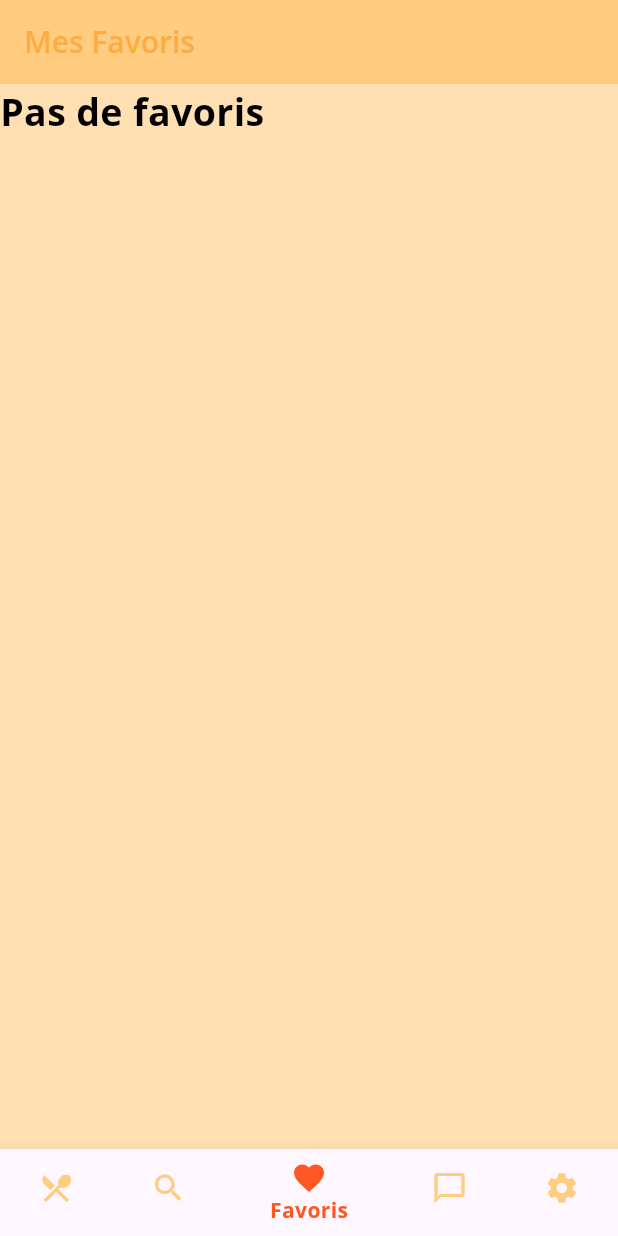
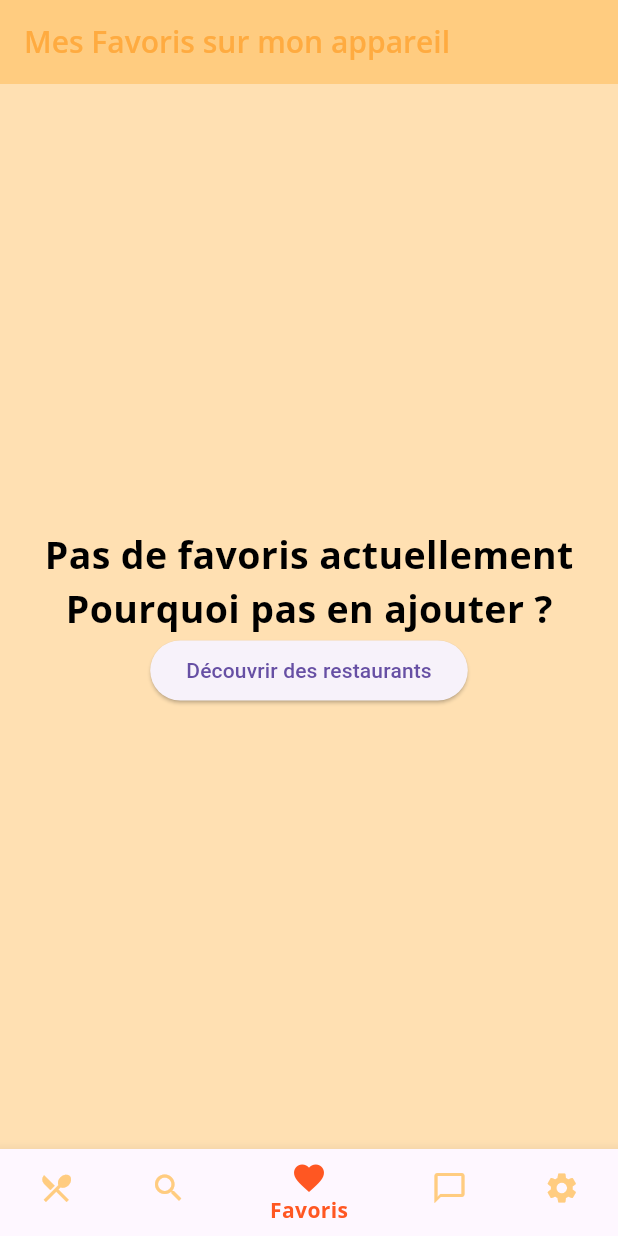
Before and after one commit to Kyxtaka/SAEmobile, a Flutter app: the Favoris screen opened by its route, on a phone screen of 412 x 824 dp. Run offline on Flutter 3.47's test engine with Material 3 defaults, Android fonts, the phone set to English and light mode, and no system bars; our stand-ins replace dropdown_button2, flutter_dotenv, flutter_form_builder, flutter_map, flutter_rating_bar, flutter_secure_storage and 11 more; missing offline and left inert: hyperlink; accounts and stored records are empty.

Commit message:
ajout system de reactualisation des avis + visuelle favoris

```diff
--- a/lib/UI/favoris.dart
+++ b/lib/UI/favoris.dart
@@ -21,9 +21,24 @@ class _FavorisState extends State<Favoris> {
     final favorisViewModel = context.watch<FavorisViewModel>();
     if (favorisViewModel.favoris.isEmpty) {
       return Scaffold(
-        appBar: AppBar(title: Text('Mes Favoris')),
+        appBar: AppBar(title: Text('Mes Favoris sur mon appareil')),
         bottomNavigationBar: Footer().create(context),
-        body: Text("Pas de favoris"),
+        body: Center(
+          child: Column(
+            mainAxisAlignment: MainAxisAlignment.center,
+            children: [
+              Text("Pas de favoris actuellement"),
+              Text("Pourquoi pas en ajouter ?"),
+              ElevatedButton(
+                  onPressed: () {
+                    context.goNamed('decouverte');
+                  },
+                  child: Text("Découvrir des restaurants")
+              )
+            ],
+
+          ),
+        ),
       );
     }
     else {
--- a/lib/UI/settings.dart
+++ b/lib/UI/settings.dart
@@ -139,8 +139,8 @@ class _SettingsScreenState extends State<SettingsScreen> {
                   ),
                 ),
                 onPressed: () async {
-                  await critiquesViewModel.generateCritiques("");
-                  await favorisViewModel.generateFavoris("");
+                  // await critiquesViewModel.generateCritiques("");
+                  // await favorisViewModel.generateFavoris("");
                   await userViewModel.setDisconnection();
                 },
                 child: const Text(
--- a/lib/api/viewsmodel/userviewmodel.dart
+++ b/lib/api/viewsmodel/userviewmodel.dart
@@ -15,7 +15,7 @@ import 'package:supabase_flutter/supabase_flutter.dart';
 class UserViewModel extends ChangeNotifier {
   late bool connectionStatus = false ;
   late SupabaseClient database;
-  late String identifier;
+  static late String identifier;
   final BuildContext context;
   bool isLoading = true;
 
@@ -35,6 +35,7 @@ class UserViewModel extends ChangeNotifier {
     await prefs.setString('identifier', identifier); debugPrint("identifier written in local storage");
     await prefs.setString('hashedPassword',hashedPassword); debugPrint("hash written in local storage");
     connectionStatus = true;
+    identifier = (await prefs.getString('identifier'))!; debugPrint("get identifier");
     notifyListeners();
   }
 
```
Also changed, not shown: lib/UI/review/avis.dart (+43 -8 lines), lib/api/viewsmodel/critiquesviewmodel.dart (+12 -0 lines).
